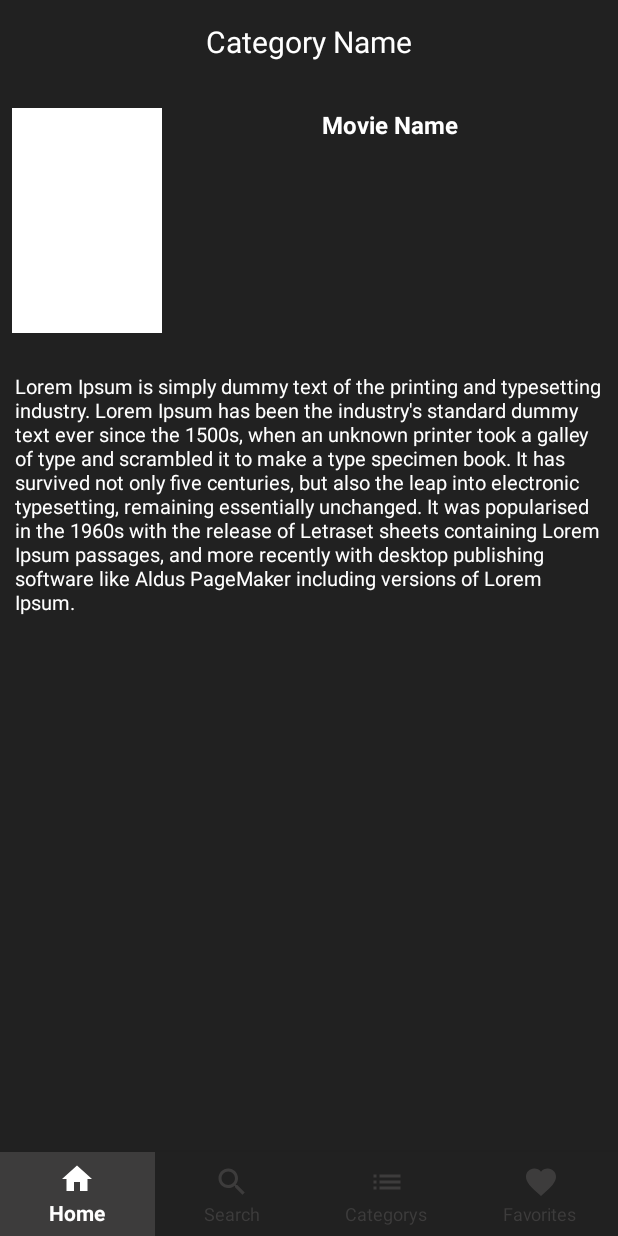
After one commit to LucasOnofre/AllMovies, an Android app: the fragment MovieDetailFragment placed in its activity, on a phone screen of 412 x 824 dp. The commit adds this screen. Run offline under Robolectric (Android 15) with nearby library versions, the phone set to English and light mode, and no system bars; our stand-ins replace Picasso; pictures from the network do not load; 1 statement that could not run was skipped.

Commit message:
Fazer tela de Movie Detail

```diff
--- a/app/src/main/AndroidManifest.xml
+++ b/app/src/main/AndroidManifest.xml
@@ -18,7 +18,7 @@
                 <category android:name="android.intent.category.LAUNCHER" />
             </intent-filter>
         </activity>
-        <!--<activity android:name=".activity.ActivityPopulars" />-->
+        <!-- <activity android:name=".activity.ActivityPopulars" /> -->
         <activity
             android:name=".activity.ActivityBase"
             android:label="@string/title_activity_base"
@@ -26,7 +26,7 @@
         <activity
             android:name=".activity.ActivitySplash"
             android:label="@string/title_activity_main"
-            android:theme="@style/AppTheme"></activity>
+            android:theme="@style/AppTheme" />
     </application>
 
 </manifest>
--- a/app/src/main/java/onoffrice/wikimovies/fragment/HomeFragment.kt
+++ b/app/src/main/java/onoffrice/wikimovies/fragment/HomeFragment.kt
@@ -14,9 +14,10 @@ import android.view.ViewGroup
 import android.widget.ImageView
 import android.widget.ProgressBar
 import android.widget.TextView
+import com.google.gson.Gson
 import com.squareup.picasso.Picasso
-
 import onoffrice.wikimovies.R
+import onoffrice.wikimovies.adapter.MovieInterface
 import onoffrice.wikimovies.adapter.MoviesAdapter
 import onoffrice.wikimovies.model.Movie
 import onoffrice.wikimovies.model.Result
@@ -28,6 +29,7 @@ class HomeFragment : BaseFragment() {
 
     private var page                                     = 1
     private var isLoading                                = true
+    private val gson:Gson?                               = null
 
     private var layout           : AppBarLayout?         = null
     private var manager          : GridLayoutManager?    = null
@@ -38,6 +40,15 @@ class HomeFragment : BaseFragment() {
     private var movieBannerTittle: TextView?             = null
     private var bottomNavigation : BottomNavigationView? = null
 
+    private val preferences = context?.getSharedPreferences("MyPref", 0)
+    val editor         = preferences?.edit()
+
+    /**
+     * Implementing interface to handle the click on the movie
+     */
+    private val movieClickListener = object:MovieInterface{ override fun onMovieSelected(movie: Movie?) { openDetailMovieFragment(movie) } }
+
+
     override fun onCreateView(inflater: LayoutInflater, container: ViewGroup?,savedInstanceState: Bundle?): View? {
 
         var container = inflater.inflate(R.layout.fragment_home, container, false)
@@ -46,8 +57,19 @@ class HomeFragment : BaseFragment() {
         requestMovies()
         setInfiniteScroll()
         setupToolbar("Popular",container)
+        setAdapter()
 
         return container
+    }
+
+    private fun openDetailMovieFragment(movie:Movie?){
+
+        var movieJson = gson?.toJson(movie)
+
+        editor?.putString("movieJson",movieJson)
+        editor?.commit()
+
+        activity?.supportFragmentManager?.beginTransaction()?.replace(R.id.container, MovieDetailFragment())?.addToBackStack(null)?.commit()
     }
 
     /**
@@ -63,29 +85,12 @@ class HomeFragment : BaseFragment() {
 
         progressBar?.visibility  = View.VISIBLE
 
-        setAdapter()
     }
 
     private fun setAdapter() {
         //Set's the adapter
-        recyclerList?.adapter = activity?.let { MoviesAdapter(it, listMovies) }
+        recyclerList?.adapter = activity?.let { MoviesAdapter(it, listMovies, movieClickListener) }
         setOrientationLayoutManager()
-    }
-
-    /**
-     * Set's the layout manager of the recycler view according to the device's orientation
-     */
-    private fun setOrientationLayoutManager() {
-
-        val orientation = resources.configuration.orientation
-
-        manager = if (orientation == Configuration.ORIENTATION_LANDSCAPE) {
-            GridLayoutManager(activity, 4, GridLayoutManager.VERTICAL, false)
-        }
-        else
-            GridLayoutManager(activity, 3, GridLayoutManager.VERTICAL, false)
-
-        recyclerList?.layoutManager = manager
     }
 
     /**
@@ -111,7 +116,7 @@ class HomeFragment : BaseFragment() {
                 }
             }
             override fun onFailure(call: Call<Result>, t: Throwable) {
-                Log.i("Resposta: ", t.message)
+                Log.i("Error: ", t.message)
             }
         })
         }
@@ -141,4 +146,21 @@ class HomeFragment : BaseFragment() {
             }
         })
     }
+
+
+    /**
+     * Set's the layout manager of the recycler view according to the device's orientation
+     */
+    private fun setOrientationLayoutManager() {
+
+        val orientation = resources.configuration.orientation
+
+        manager = if (orientation == Configuration.ORIENTATION_LANDSCAPE) {
+            GridLayoutManager(activity, 4, GridLayoutManager.VERTICAL, false)
+        }
+        else
+            GridLayoutManager(activity, 3, GridLayoutManager.VERTICAL, false)
+
+        recyclerList?.layoutManager = manager
+    }
 }
--- /dev/null
+++ b/app/src/main/java/onoffrice/wikimovies/fragment/MovieDetailFragment.kt
@@ -0,0 +1,60 @@
+package onoffrice.wikimovies.fragment
+
+
+import android.os.Bundle
+import android.support.v4.app.Fragment
+import android.view.LayoutInflater
+import android.view.View
+import android.view.ViewGroup
+import android.widget.ImageView
+import android.widget.TextView
+import com.google.gson.Gson
+import onoffrice.wikimovies.R
+import onoffrice.wikimovies.model.Movie
+
+class MovieDetailFragment : Fragment() {
+
+    private var movieBanner      : ImageView?            = null
+    private var movieTittle      : TextView?             = null
+    private var movieDescription : TextView?             = null
+    private var gson             : Gson?                 = null
+    private var movie            :Movie?                 = null
+
+    override fun onCreateView(inflater: LayoutInflater, container: ViewGroup?,savedInstanceState: Bundle?): View? {
+
+        var view = inflater.inflate(R.layout.fragment_movie_detail, container, false)
+
+        getDeviceData()
+        setUpViews(container)
+        setInfo(movie)
+
+
+        return view
+    }
+
+
+    private fun  getDeviceData(){
+        val preferences= context?.getSharedPreferences("WikiMoviesPref", 0)
+        val movieJson            = preferences?.getString("movieJson",null)
+
+        movie = gson?.fromJson(movieJson, Movie::class.java)
+    }
+
+    /**
+     * Set's the views and the progress bar
+     */
+    private fun setUpViews(container: View?) {
+        movieBanner      = container?.findViewById(R.id.movieBanner)
+        movieTittle      = container?.findViewById(R.id.movie_name)
+        movieDescription = container?.findViewById(R.id.movie_description)
+
+    }
+
+    private fun setInfo(movie: Movie?) {
+
+        TODO("Setar informações!!")
+    }
+
+
+
+}
--- a/app/src/main/java/onoffrice/wikimovies/model/Movie.kt
+++ b/app/src/main/java/onoffrice/wikimovies/model/Movie.kt
@@ -53,8 +53,8 @@ class Genre {
 }
 
 class MovieListGenre{
-    var genre: Genre? = null
-    var movies:List<Movie> = ArrayList()
+    var genre: Genre?       = null
+    var movies:List<Movie>  = ArrayList()
 
     constructor(genre: Genre?, movies:List<Movie>) {
         this.genre  = genre
--- a/app/src/main/res/layout/activity_main.xml
+++ b/app/src/main/res/layout/activity_main.xml
@@ -3,8 +3,8 @@
     xmlns:android="http://schemas.android.com/apk/res/android"
     xmlns:app="http://schemas.android.com/apk/res-auto"
     android:layout_width="match_parent"
-    android:layout_height="match_parent"
-    >
+    android:layout_height="match_parent">
+
 
     <!--&lt;!&ndash;Wrapper da Toolbar&ndash;&gt;-->
     <!--<android.support.design.widget.AppBarLayout-->
@@ -84,6 +84,7 @@
         <!--</android.support.design.widget.CollapsingToolbarLayout>-->
     <!--</android.support.design.widget.AppBarLayout>-->
 
+
     <FrameLayout
         android:id="@+id/container"
         android:layout_width="match_parent"
@@ -105,8 +106,7 @@
         app:menu="@menu/bottom_navigation_menu"
         app:itemBackground="@drawable/bottom_item_background"
         app:itemIconTint="@drawable/bottom_item_tint"
-        app:itemTextColor="#ffffff"
-        />
+        app:itemTextColor="@drawable/bottom_item_tint" />
 
 
 </android.support.constraint.ConstraintLayout>
--- /dev/null
+++ b/app/src/main/res/layout/fragment_movie_detail.xml
@@ -0,0 +1,54 @@
+<?xml version="1.0" encoding="utf-8"?>
+
+<ScrollView
+    xmlns:android="http://schemas.android.com/apk/res/android"
+    xmlns:app="http://schemas.android.com/apk/res-auto"
+    android:layout_width="match_parent"
+    android:layout_height="match_parent"
+    android:background="@color/colorPrimary">
+
+    <android.support.constraint.ConstraintLayout
+        android:layout_width="match_parent"
+        android:layout_height="match_parent">
+
+        <include
+            android:id="@+id/toolbar"
+            layout="@layout/toolbar" />
+
+
+        <ImageView
+            android:id="@+id/movie_banner"
+            android:layout_width="100dp"
+            android:layout_height="150dp"
+            android:layout_marginStart="8dp"
+            android:layout_marginTop="16dp"
+            android:src="@color/white"
+            app:layout_constraintStart_toStartOf="parent"
+            app:layout_constraintTop_toBottomOf="@+id/toolbar" />
+
+        <TextView
+            android:id="@+id/movie_name"
+            android:layout_width="wrap_content"
+            android:layout_height="wrap_content"
+            android:text="Movie Name"
+            android:textColor="@color/white"
+            android:textSize="16sp"
+            android:textStyle="bold"
+            app:layout_constraintEnd_toEndOf="parent"
+            app:layout_constraintStart_toEndOf="@+id/movie_banner"
+            app:layout_constraintTop_toTopOf="@+id/movie_banner" />
+
+        <TextView
+            android:id="@+id/movie_description"
+            android:layout_width="wrap_content"
+            android:layout_height="wrap_content"
+            android:layout_marginTop="16dp"
+            android:padding="10dp"
+            android:text="Lorem Ipsum is simply dummy text of the printing and typesetting industry. Lorem Ipsum has been the industry's standard dummy text ever since the 1500s, when an unknown printer took a galley of type and scrambled it to make a type specimen book. It has survived not only five centuries, but also the leap into electronic typesetting, remaining essentially unchanged. It was popularised in the 1960s with the release of Letraset sheets containing Lorem Ipsum passages, and more recently with desktop publishing software like Aldus PageMaker including versions of Lorem Ipsum."
+            android:textColor="@color/white"
+            android:textSize="13sp"
+            app:layout_constraintEnd_toEndOf="parent"
+            app:layout_constraintStart_toStartOf="parent"
+            app:layout_constraintTop_toBottomOf="@+id/movie_banner" />
+    </android.support.constraint.ConstraintLayout>
+</ScrollView>
--- a/app/src/main/res/values/strings.xml
+++ b/app/src/main/res/values/strings.xml
@@ -11,4 +11,5 @@
     <!-- TODO: Remove or change this placeholder text -->
     <string name="hello_blank_fragment">Hello blank fragment</string>
     <string name="title_activity_main">MainActivity</string>
+    <string name="title_activity_detail_movie">ActivityDetailMovie</string>
 </resources>
--- a/build.gradle
+++ b/build.gradle
@@ -7,7 +7,7 @@ buildscript {
         jcenter()
     }
     dependencies {
-        classpath 'com.android.tools.build:gradle:3.2.0'
+        classpath 'com.android.tools.build:gradle:3.2.1'
         classpath "org.jetbrains.kotlin:kotlin-gradle-plugin:$kotlin_version"
 
         // NOTE: Do not place your application dependencies here; they belong
```
Also changed, not shown: app/src/main/java/onoffrice/wikimovies/activity/ActivityMain.kt (+13 -2 lines), app/src/main/java/onoffrice/wikimovies/adapter/MovieAdapter.kt (+13 -19 lines).
